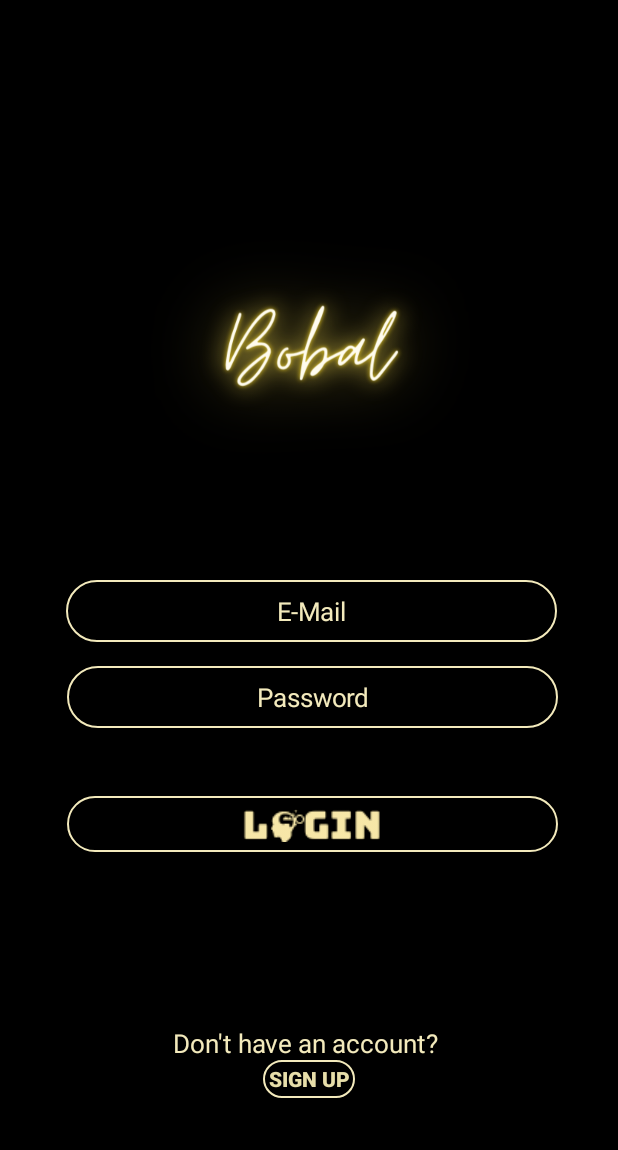
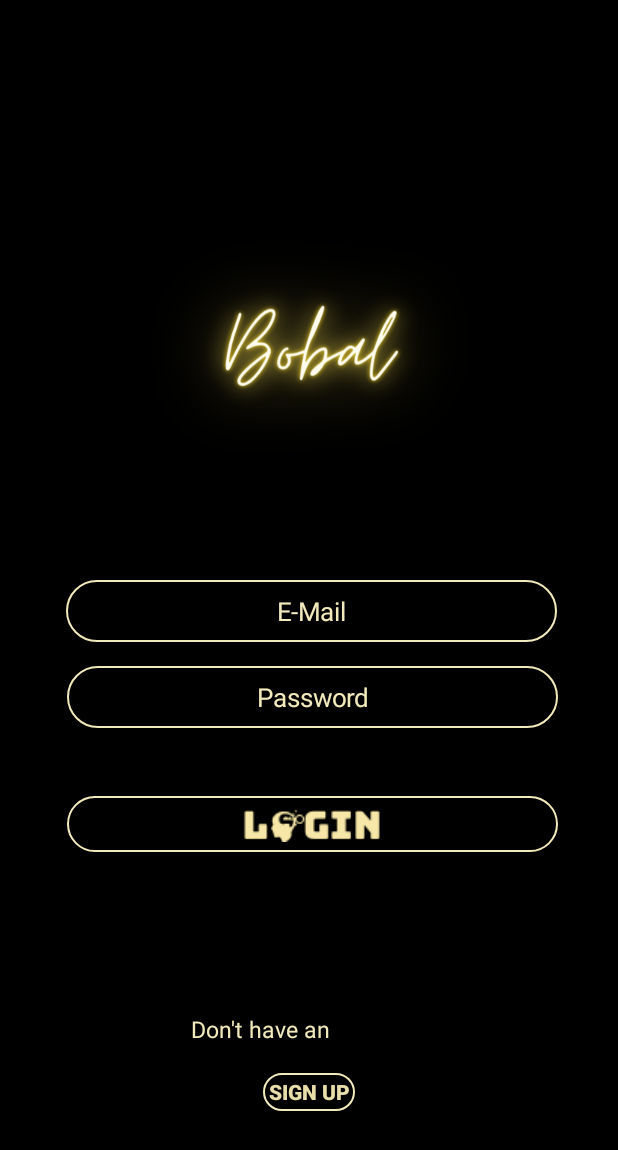
Before and after one commit to AbhishekSanthoshJaya/Bobal_LanguageLearning, an Android app: the screen it shows after launch (LoginActivity), on a phone screen of 412 x 824 dp. Shown: the top 1150 px of the screen. Run offline under Robolectric (Android 15) with nearby library versions, the phone set to English and light mode, and no system bars; our stand-ins replace Firebase (no records; nobody signed in at launch, a user with empty details on screens opened directly); Roboto replaces fonts that are not available here.

Commit message:
fixed some errors

```diff
--- a/app/src/main/java/com/aby/capstone_quasars_bobal/LoginActivity.java
+++ b/app/src/main/java/com/aby/capstone_quasars_bobal/LoginActivity.java
@@ -58,7 +58,7 @@ public class LoginActivity extends AppCompatActivity {
         String email, password;
         email = emailTV.getText().toString();
         password = passwordTV.getText().toString();
-        signUpOption = findViewById(R.id.signUpOp);
+        signUpOption = findViewById(R.id.signupop);
 
         signUpOption.setOnClickListener(new View.OnClickListener() {
             @Override
--- a/app/src/main/res/layout/activity_login.xml
+++ b/app/src/main/res/layout/activity_login.xml
@@ -55,20 +55,6 @@
         app:layout_constraintVertical_bias="0.277"
         app:srcCompat="@drawable/loginbtn" />
 
-    <TextView
-        android:id="@+id/signUpOp"
-        android:layout_width="182dp"
-        android:layout_height="24dp"
-        android:layout_marginBottom="80dp"
-        android:text="Don't have an account?"
-        android:textColor="#F3EABC"
-        android:textSize="17sp"
-        app:layout_constraintBottom_toBottomOf="parent"
-        app:layout_constraintEnd_toEndOf="parent"
-        app:layout_constraintStart_toStartOf="parent"
-        app:layout_constraintTop_toBottomOf="@+id/login"
-        app:layout_constraintVertical_bias="0.759" />
-
     <EditText
         android:id="@+id/editTextTextEmailAddress"
         android:layout_width="327dp"
@@ -104,7 +90,7 @@
         app:layout_constraintTop_toBottomOf="@+id/editTextTextEmailAddress" />
 
     <Button
-        android:id="@+id/signUpOp"
+        android:id="@+id/signupop"
         android:layout_width="61dp"
         android:layout_height="25dp"
         android:background="@drawable/rounded_textview"
@@ -115,6 +101,19 @@
         app:layout_constraintEnd_toEndOf="parent"
         app:layout_constraintStart_toStartOf="parent"
         app:layout_constraintTop_toBottomOf="@+id/login"
-        app:layout_constraintVertical_bias="0.6" />
+        app:layout_constraintVertical_bias="0.638" />
+
+    <TextView
+        android:id="@+id/textView2"
+        android:layout_width="157dp"
+        android:layout_height="22dp"
+        android:text="Don't have an account?"
+        android:textColor="#F3EABC"
+        android:textSize="15sp"
+        app:layout_constraintBottom_toBottomOf="parent"
+        app:layout_constraintEnd_toEndOf="parent"
+        app:layout_constraintStart_toStartOf="parent"
+        app:layout_constraintTop_toBottomOf="@+id/login"
+        app:layout_constraintVertical_bias="0.46" />
 
 </androidx.constraintlayout.widget.ConstraintLayout>
```
